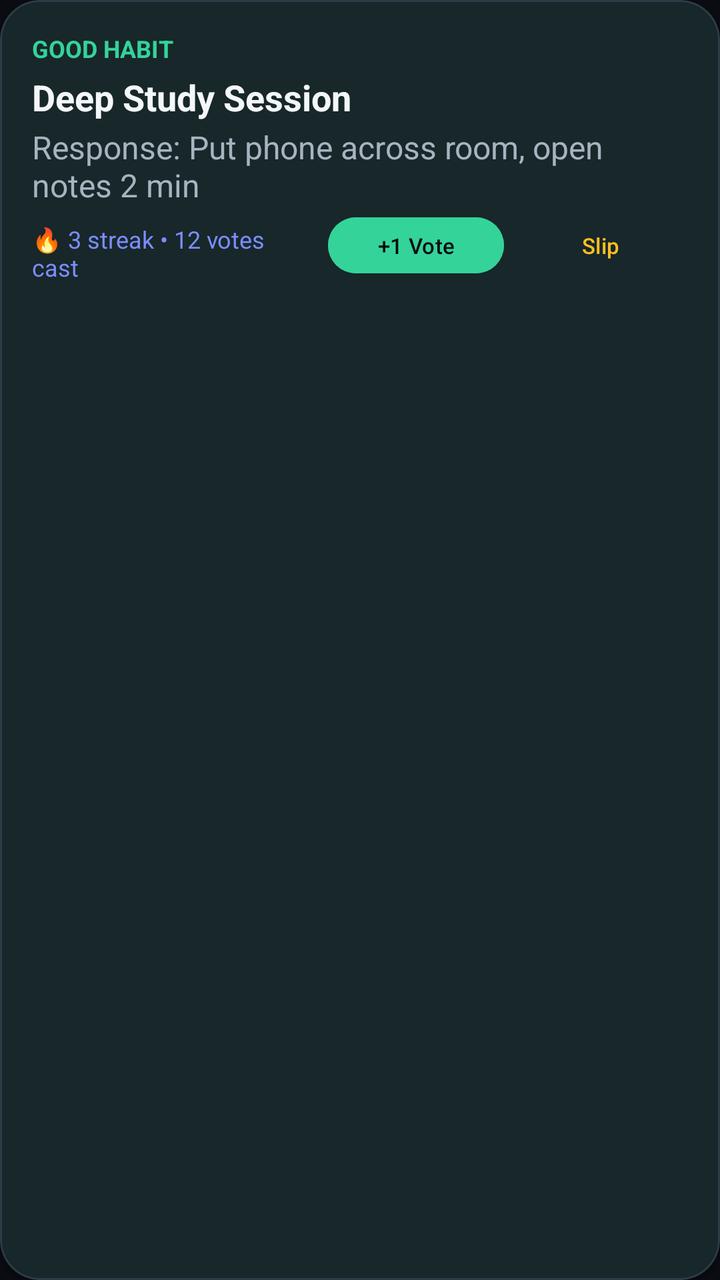
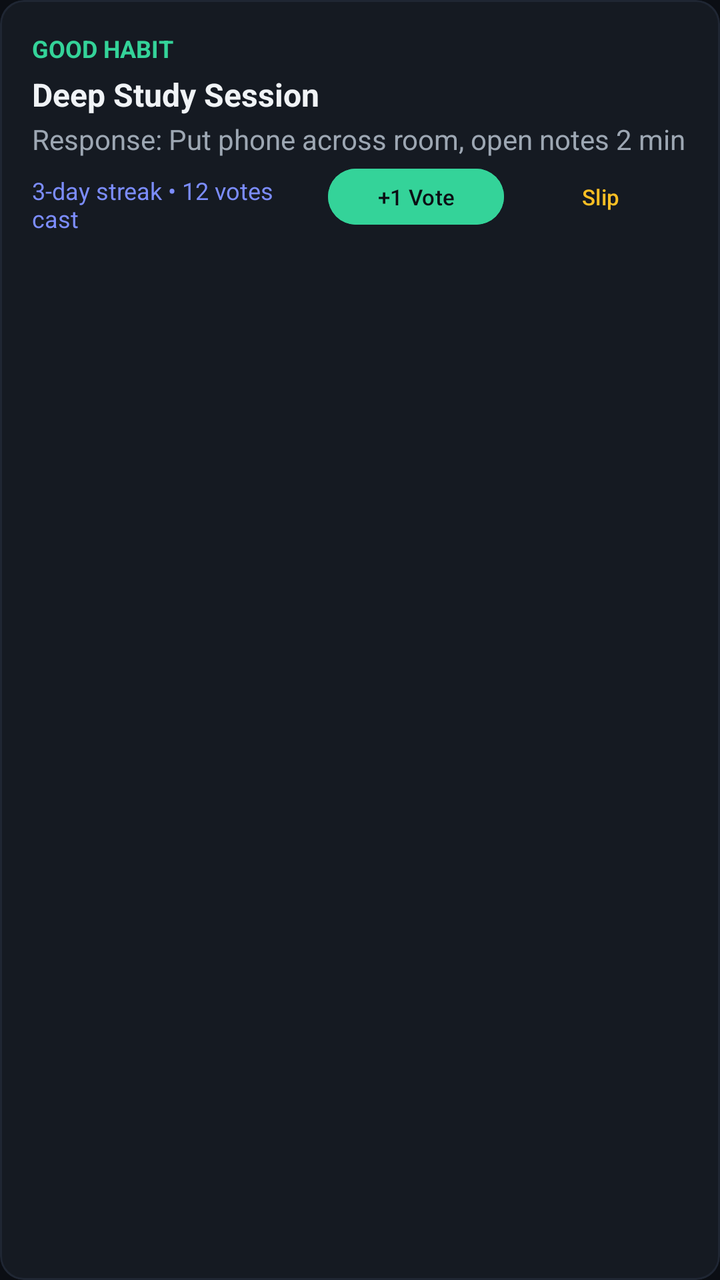

Two renders of the same Android screen: before a commit and after it. Below are the layout's source before the change and the commit's diff.
<!-- AndroidManifest.xml: application theme Theme.Prottasha -->
<!-- res/layout/item_habit.xml -->
<?xml version="1.0" encoding="utf-8"?>
<com.google.android.material.card.MaterialCardView
    xmlns:android="http://schemas.android.com/apk/res/android"
    xmlns:app="http://schemas.android.com/apk/res-auto"
    style="@style/Widget.Prottasha.Card"
    android:layout_width="match_parent"
    android:layout_height="wrap_content"
    android:layout_marginHorizontal="@dimen/spacing_medium"
    android:layout_marginVertical="@dimen/spacing_small">

    <androidx.constraintlayout.widget.ConstraintLayout
        android:layout_width="match_parent"
        android:layout_height="wrap_content"
        android:padding="@dimen/spacing_medium">

        
        <TextView
            android:id="@+id/tvHabitBadge"
            android:layout_width="wrap_content"
            android:layout_height="wrap_content"
            android:text="GOOD HABIT"
            android:textColor="@color/color_vote_emerald"
            android:textSize="@dimen/text_caption"
            android:textStyle="bold"
            app:layout_constraintStart_toStartOf="parent"
            app:layout_constraintTop_toTopOf="parent" />

        
        <TextView
            android:id="@+id/tvReboundBadge"
            android:layout_width="wrap_content"
            android:layout_height="wrap_content"
            android:layout_marginStart="@dimen/spacing_small"
            android:background="@drawable/btn_pill_amber"
            android:paddingHorizontal="@dimen/spacing_small"
            android:paddingVertical="@dimen/spacing_xxsmall"
            android:text="REBOUND TODAY"
            android:textColor="@color/color_text_inverse"
            android:textSize="10sp"
            android:textStyle="bold"
            android:visibility="gone"
            app:layout_constraintStart_toEndOf="@id/tvHabitBadge"
            app:layout_constraintTop_toTopOf="parent" />

        
        <TextView
            android:id="@+id/tvHabitTitle"
            android:layout_width="0dp"
            android:layout_height="wrap_content"
            android:layout_marginTop="@dimen/spacing_xsmall"
            android:text="Deep Study Session"
            android:textColor="@color/color_text_primary"
            android:textSize="@dimen/text_title"
            android:textStyle="bold"
            app:layout_constraintStart_toStartOf="parent"
            app:layout_constraintEnd_toEndOf="parent"
            app:layout_constraintTop_toBottomOf="@id/tvHabitBadge" />

        
        <TextView
            android:id="@+id/tvHabitResponse"
            android:layout_width="0dp"
            android:layout_height="wrap_content"
            android:layout_marginTop="@dimen/spacing_xxsmall"
            android:text="Response: Put phone across room, open notes 2 min"
            android:textColor="@color/color_text_secondary"
            android:textSize="@dimen/text_body"
            app:layout_constraintStart_toStartOf="parent"
            app:layout_constraintEnd_toEndOf="parent"
            app:layout_constraintTop_toBottomOf="@id/tvHabitTitle" />

        
        <TextView
            android:id="@+id/tvStreakAndVotes"
            android:layout_width="0dp"
            android:layout_height="wrap_content"
            android:layout_marginTop="@dimen/spacing_small"
            android:layout_marginEnd="@dimen/spacing_small"
            android:text="🔥 3 streak • 12 votes cast"
            android:textColor="@color/color_identity_glow"
            android:textSize="@dimen/text_caption"
            app:layout_constraintStart_toStartOf="parent"
            app:layout_constraintEnd_toStartOf="@id/llVoteActions"
            app:layout_constraintTop_toBottomOf="@id/tvHabitResponse"
            app:layout_constraintBottom_toBottomOf="parent" />

        
        <LinearLayout
            android:id="@+id/llVoteActions"
            android:layout_width="wrap_content"
            android:layout_height="wrap_content"
            android:orientation="horizontal"
            app:layout_constraintEnd_toEndOf="parent"
            app:layout_constraintBottom_toBottomOf="parent"
            app:layout_constraintTop_toBottomOf="@id/tvHabitResponse">

            <com.google.android.material.button.MaterialButton
                android:id="@+id/btnVotePositive"
                style="@style/Widget.Material3.Button.TonalButton"
                android:layout_width="wrap_content"
                android:layout_height="36dp"
                android:backgroundTint="@color/color_vote_emerald"
                android:text="+1 Vote"
                android:textColor="@color/color_text_inverse"
                android:textSize="11sp" />

            <com.google.android.material.button.MaterialButton
                android:id="@+id/btnRecordMiss"
                style="@style/Widget.Material3.Button.TextButton"
                android:layout_width="wrap_content"
                android:layout_height="36dp"
                android:layout_marginStart="@dimen/spacing_xsmall"
                android:text="Slip"
                android:textColor="@color/color_friction_amber"
                android:textSize="11sp" />

        </LinearLayout>

    </androidx.constraintlayout.widget.ConstraintLayout>

</com.google.android.material.card.MaterialCardView>
<!-- resources referenced by this layout -->
<resources>
  <color name="color_friction_amber">@color/color_friction</color>
  <color name="color_identity_glow">@color/color_identity</color>
  <color name="color_text_inverse">@color/color_background</color>
  <color name="color_text_primary">#F4F7FA</color>
  <color name="color_text_secondary">#A9B3C0</color>
  <color name="color_vote_emerald">@color/color_hope</color>
  <dimen name="spacing_medium">16dp</dimen>
  <dimen name="spacing_small">8dp</dimen>
  <dimen name="spacing_xsmall">4dp</dimen>
  <dimen name="spacing_xxsmall">2dp</dimen>
  <dimen name="text_body">16sp</dimen>
  <dimen name="text_caption">12sp</dimen>
  <dimen name="text_title">18sp</dimen>
  <!-- drawable btn_pill_amber (drawable) -->
  <?xml version="1.0" encoding="utf-8"?>
  <ripple xmlns:android="http://schemas.android.com/apk/res/android"
      android:color="@color/color_ripple_light">
      <item>
          <shape android:shape="rectangle">
              <solid android:color="@color/color_friction_amber" />
              <corners android:radius="@dimen/pill_button_radius" />
          </shape>
      </item>
  </ripple>
  <style name="Widget.Prottasha.Card" parent="Widget.Material3.CardView.Filled">
          <item name="cardBackgroundColor">@color/color_surface_card</item>
          <item name="cardCornerRadius">@dimen/card_corner_radius</item>
          <item name="cardElevation">@dimen/card_elevation</item>
          <item name="strokeColor">@color/color_border_subtle</item>
          <item name="strokeWidth">1dp</item>
      </style>
  <style name="Theme.Prottasha" parent="Theme.Material3.Dark.NoActionBar">
          <item name="android:windowBackground">@color/color_background</item>
          <item name="android:colorBackground">@color/color_background</item>
          <item name="colorSurface">@color/color_surface</item>
          <item name="colorSurfaceVariant">@color/color_surface_raised</item>
          <item name="colorPrimary">@color/color_hope</item>
          <item name="colorOnPrimary">@color/color_on_hope</item>
          <item name="colorSecondary">@color/color_identity</item>
          <item name="colorOnSecondary">@color/color_on_identity</item>
          <item name="colorError">@color/color_crisis</item>
          <item name="colorOnError">@color/color_on_crisis</item>
          <item name="android:textColorPrimary">@color/color_text_primary</item>
          <item name="android:textColorSecondary">@color/color_text_secondary</item>
          <item name="android:navigationBarColor">@color/color_background</item>
          <item name="android:statusBarColor">@color/color_background</item>
          <item name="android:windowLightStatusBar">false</item>
      </style>
  <color name="color_friction">#FBBF24</color>
  <color name="color_identity">#7C8DFF</color>
  <color name="color_background">#090C11</color>
  <color name="color_hope">#34D399</color>
  <color name="color_ripple_light">#33FFFFFF</color>
  <dimen name="pill_button_radius">28dp</dimen>
  <color name="color_surface_card">@color/color_surface</color>
  <dimen name="card_corner_radius">20dp</dimen>
  <dimen name="card_elevation">2dp</dimen>
  <color name="color_border_subtle">@color/color_border</color>
  <color name="color_surface">#151A22</color>
  <color name="color_surface_raised">#202833</color>
  <color name="color_on_hope">#090C11</color>
  <color name="color_on_identity">#090C11</color>
  <color name="color_crisis">#F87171</color>
  <color name="color_on_crisis">#090C11</color>
  <color name="color_border">#303946</color>
</resources>

<!-- the commit's change to res/layout/item_habit.xml (unified diff, before → after) -->
@@ -76,8 +76,8 @@
             android:layout_height="wrap_content"
             android:layout_marginTop="@dimen/spacing_small"
             android:layout_marginEnd="@dimen/spacing_small"
-            android:text="🔥 3 streak • 12 votes cast"
-            android:textColor="@color/color_identity_glow"
+            android:text="3-day streak • 12 votes cast"
+            android:textColor="@color/color_identity"
             android:textSize="@dimen/text_caption"
             app:layout_constraintStart_toStartOf="parent"
             app:layout_constraintEnd_toStartOf="@id/llVoteActions"
<!-- resource entries referenced after the edit -->
@@ -1,18 +1,17 @@
 <!-- resources referenced by this layout -->
 <resources>
   <color name="color_friction_amber">@color/color_friction</color>
-  <color name="color_identity_glow">@color/color_identity</color>
   <color name="color_text_inverse">@color/color_background</color>
-  <color name="color_text_primary">#F4F7FA</color>
-  <color name="color_text_secondary">#A9B3C0</color>
+  <color name="color_text_primary">#F0F3F6</color>
+  <color name="color_text_secondary">#9DA7B3</color>
   <color name="color_vote_emerald">@color/color_hope</color>
   <dimen name="spacing_medium">16dp</dimen>
   <dimen name="spacing_small">8dp</dimen>
   <dimen name="spacing_xsmall">4dp</dimen>
   <dimen name="spacing_xxsmall">2dp</dimen>
-  <dimen name="text_body">16sp</dimen>
+  <dimen name="text_body">14sp</dimen>
   <dimen name="text_caption">12sp</dimen>
-  <dimen name="text_title">18sp</dimen>
+  <dimen name="text_title">16sp</dimen>
   <!-- drawable btn_pill_amber (drawable) -->
   <?xml version="1.0" encoding="utf-8"?>
   <ripple xmlns:android="http://schemas.android.com/apk/res/android"
@@ -50,20 +49,19 @@
       </style>
   <color name="color_friction">#FBBF24</color>
   <color name="color_identity">#7C8DFF</color>
-  <color name="color_background">#090C11</color>
+  <color name="color_background">#0B0E14</color>
   <color name="color_hope">#34D399</color>
-  <color name="color_ripple_light">#33FFFFFF</color>
-  <dimen name="pill_button_radius">28dp</dimen>
+  <color name="color_ripple_light">#1AFFFFFF</color>
+  <dimen name="pill_button_radius">8dp</dimen>
   <color name="color_surface_card">@color/color_surface</color>
-  <dimen name="card_corner_radius">20dp</dimen>
-  <dimen name="card_elevation">2dp</dimen>
-  <color name="color_border_subtle">@color/color_border</color>
+  <dimen name="card_corner_radius">12dp</dimen>
+  <dimen name="card_elevation">0dp</dimen>
+  <color name="color_border_subtle">#1F2633</color>
   <color name="color_surface">#151A22</color>
-  <color name="color_surface_raised">#202833</color>
-  <color name="color_on_hope">#090C11</color>
-  <color name="color_on_identity">#090C11</color>
+  <color name="color_surface_raised">#1C232D</color>
+  <color name="color_on_hope">#0B0E14</color>
+  <color name="color_on_identity">#0B0E14</color>
   <color name="color_crisis">#F87171</color>
-  <color name="color_on_crisis">#090C11</color>
-  <color name="color_border">#303946</color>
+  <color name="color_on_crisis">#0B0E14</color>
 </resources>
 
